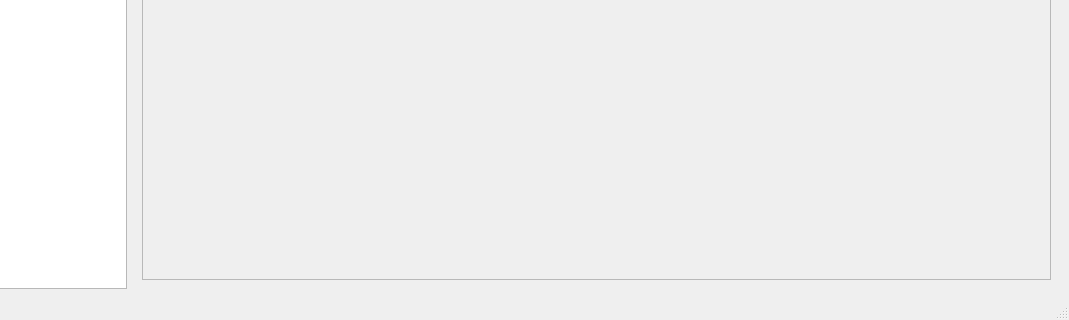
The window that irs/src/gui/wfipsmainwindow.ui (firelab/wfips) describes before a commit, drawn with Qt 5; both pictures show x 138 to 1207 and y 486 to 806 of the 1207 by 806 pixel window.
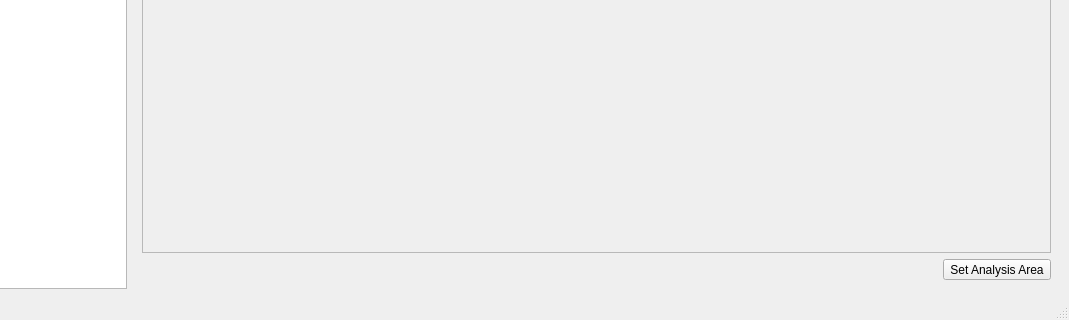
The same window after the commit.

Commit message: add select analysis area

Patch:
```diff
--- a/irs/src/gui/wfipsmainwindow.ui
+++ b/irs/src/gui/wfipsmainwindow.ui
@@ -383,6 +383,30 @@
             </property>
            </widget>
           </item>
+          <item>
+           <layout class="QHBoxLayout" name="horizontalLayout_19">
+            <item>
+             <spacer name="horizontalSpacer_12">
+              <property name="orientation">
+               <enum>Qt::Horizontal</enum>
+              </property>
+              <property name="sizeHint" stdset="0">
+               <size>
+                <width>40</width>
+                <height>20</height>
+               </size>
+              </property>
+             </spacer>
+            </item>
+            <item>
+             <widget class="QToolButton" name="setAnalysisAreaToolButton">
+              <property name="text">
+               <string>Set Analysis Area</string>
+              </property>
+             </widget>
+            </item>
+           </layout>
+          </item>
          </layout>
         </widget>
         <widget class="QWidget" name="agencyPage">
```
The commit also changes 5 other files.
